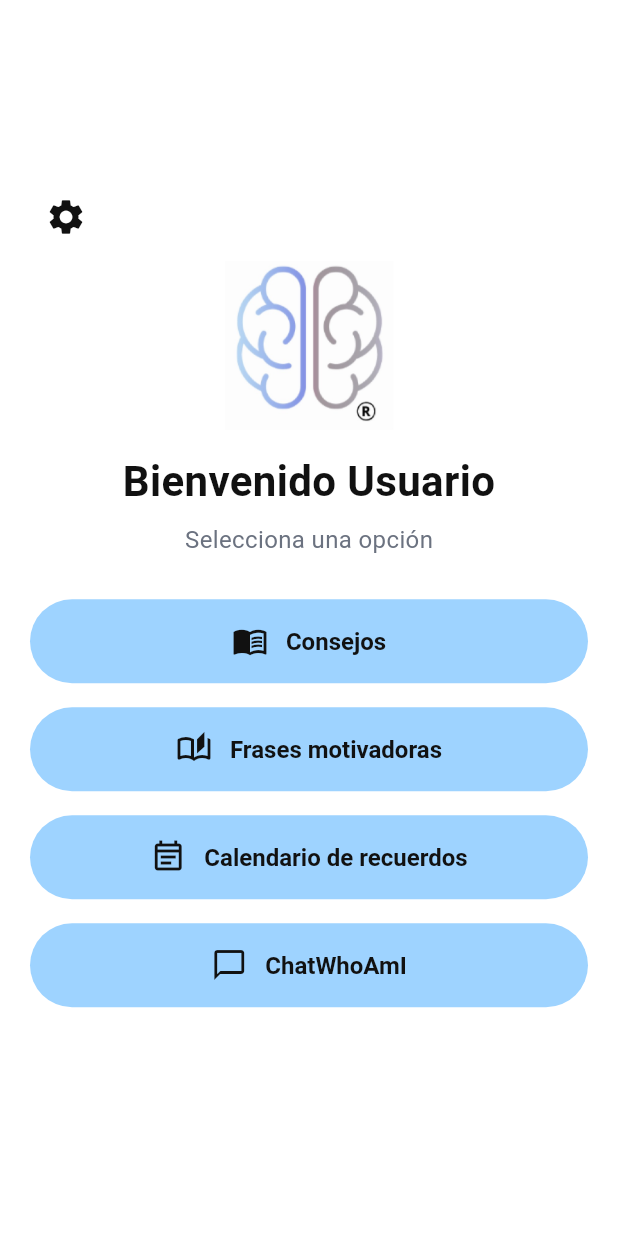
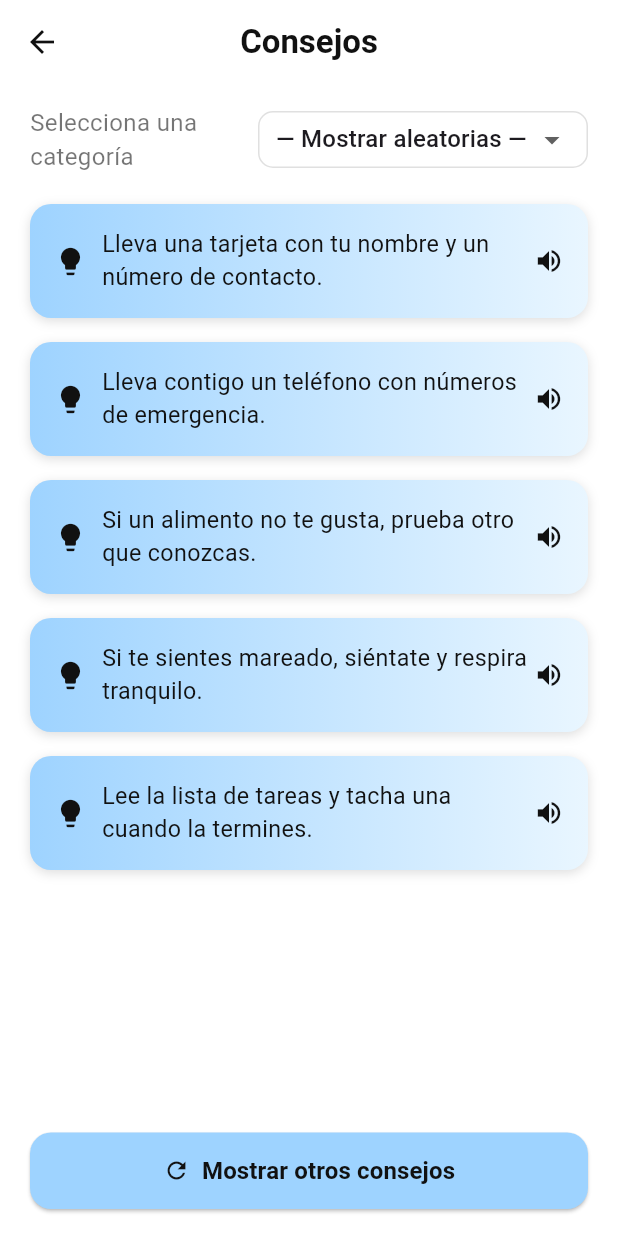
Before and after one commit to Karel122805/WhoAmI_APP, a Flutter app: the HomeConsultantPage screen opened by its route, after a tap on "Consejos", on a phone screen of 412 x 824 dp. Run offline on Flutter 3.47's test engine with Material 3 defaults, Android fonts, the phone set to English and light mode, and no system bars; our stand-ins replace cloud_firestore, firebase_auth, firebase_core, flutter_secure_storage, flutter_tts, local_auth and 2 more; accounts and stored records are empty.

Commit message:
Subiendo HU-09 Y HU-10

```diff
--- a/lib/src/ui/screens/home_consultant.dart
+++ b/lib/src/ui/screens/home_consultant.dart
@@ -2,6 +2,9 @@ import 'package:flutter/material.dart';
 import '../brand_logo.dart';
 import '../theme.dart';
 import 'settings_page.dart';
+
+// 👇 Importa la vista de Consejos
+import 'tips_page.dart';
 
 class HomeConsultantPage extends StatelessWidget {
   const HomeConsultantPage({super.key, this.displayName});
@@ -16,7 +19,8 @@ class HomeConsultantPage extends StatelessWidget {
         : 'Usuario';
 
     return MediaQuery(
-      data: MediaQuery.of(context).copyWith(textScaler: const TextScaler.linear(1)),
+      data: MediaQuery.of(context)
+          .copyWith(textScaler: const TextScaler.linear(1)),
       child: Scaffold(
         body: SafeArea(
           child: Center(
@@ -35,7 +39,8 @@ class HomeConsultantPage extends StatelessWidget {
                             // 👇 Navegar a Ajustes
                             Navigator.push(
                               context,
-                              MaterialPageRoute(builder: (_) => const SettingsPage()),
+                              MaterialPageRoute(
+                                  builder: (_) => const SettingsPage()),
                             );
                           },
                           icon: const Icon(Icons.settings, color: kInk, size: 28),
@@ -59,29 +64,44 @@ class HomeConsultantPage extends StatelessWidget {
                       ),
                       const SizedBox(height: 20),
 
+                      // >>> BOTONES
                       _PillButton(
                         color: kBlue,
                         icon: Icons.menu_book_outlined,
                         text: 'Consejos',
-                        onTap: () {},
+                        onTap: () {
+                          // 👇 Navega a la vista de Consejos
+                          Navigator.push(
+                            context,
+                            MaterialPageRoute(
+                              builder: (_) => const TipsPage(),
+                            ),
+                          );
+                        },
                       ),
                       _PillButton(
                         color: kBlue,
                         icon: Icons.auto_stories_outlined,
                         text: 'Frases motivadoras',
-                        onTap: () {},
+                        onTap: () {
+                          // TODO: Conectar a la vista de Frases motivadoras
+                        },
                       ),
                       _PillButton(
                         color: kBlue,
                         icon: Icons.event_note_outlined,
                         text: 'Calendario de recuerdos',
-                        onTap: () {},
+                        onTap: () {
+                          // TODO: Conectar a la vista de Calendario
+                        },
                       ),
                       _PillButton(
                         color: kBlue,
                         icon: Icons.chat_bubble_outline,
                         text: 'ChatWhoAmI',
-                        onTap: () {},
+                        onTap: () {
+                          // TODO: Conectar a la vista de Chat
+                        },
                       ),
 
                       const SizedBox(height: 24),
--- /dev/null
+++ b/lib/src/ui/screens/tips_page.dart
@@ -0,0 +1,287 @@
+import 'dart:math';
+import 'package:flutter/material.dart';
+import 'package:flutter_tts/flutter_tts.dart';
+
+class TipsPage extends StatefulWidget {
+  const TipsPage({super.key});
+  static const route = '/tips';
+
+  @override
+  State<TipsPage> createState() => _TipsPageState();
+}
+
+class _TipsPageState extends State<TipsPage> {
+  // Colores base
+  static const Color blue = Color(0xFF9ED3FF);
+  static const Color text = Color(0xFF111111);
+
+  final _tts = FlutterTts();
+  final _rnd = Random();
+
+  // --- CONSEJOS ---
+  final Map<String, List<String>> _tipsByCategory = {
+    "Salud física": [
+      "Da un paseo corto en un lugar seguro durante 10 minutos.",
+      "Antes de levantarte, mueve tobillos y hombros lentamente.",
+      "Toma agua a sorbos cada hora aunque no tengas sed.",
+      "Si te sientes mareado, siéntate y respira tranquilo.",
+      "Si te duele algo, cuéntale a tu cuidador o familiar.",
+      "Haz tres estiramientos suaves después de despertar.",
+      "Evita cargar cosas pesadas; pide ayuda si lo necesitas.",
+      "Si te sientes cansado, descansa cinco minutos en silencio.",
+    ],
+    "Salud mental": [
+      "Escucha una canción que te guste para relajarte.",
+      "Si te sientes nervioso, cuenta del 1 al 10 despacio.",
+      "Mira por la ventana y describe lo que ves en voz alta.",
+      "Piensa en un recuerdo bonito y dilo con tus palabras.",
+      "Si te enojas, respira lento tres veces antes de hablar.",
+      "Di una frase positiva: “Hoy haré lo mejor que pueda”.",
+      "Apaga ruidos fuertes si te molestan o te confunden.",
+      "Pide un abrazo o compañía cuando te sientas solo.",
+    ],
+    "Memoria y orientación": [
+      "Lleva una tarjeta con tu nombre y un número de contacto.",
+      "Mira el calendario y señala la fecha de hoy con el dedo.",
+      "Di en voz alta tu nombre y dónde estás ahora.",
+      "Coloca tus llaves siempre en el mismo lugar.",
+      "Mira fotos con nombres; repite los nombres en voz alta.",
+      "Lee la lista de tareas y tacha una cuando la termines.",
+      "Si no recuerdas algo, pregunta sin pena.",
+      "Usa un reloj visible y mira la hora cada mañana.",
+    ],
+    "Rutina y sueño": [
+      "Vístete a la misma hora todos los días.",
+      "Prepara la ropa de mañana antes de dormir.",
+      "Evita café o refrescos en la tarde para dormir mejor.",
+      "Atenúa las luces 30 minutos antes de acostarte.",
+      "Duerme y despierta con horarios parecidos cada día.",
+      "Apaga pantallas una hora antes de dormir.",
+      "Si despiertas en la noche, toma agua y vuelve a la cama.",
+      "Haz una lista corta de mañana para empezar con calma.",
+    ],
+    "Social y familia": [
+      "Llama a un familiar y cuenta cómo te fue hoy.",
+      "Pide que te expliquen con palabras simples y despacio.",
+      "Juega un memorama o arma un rompecabezas grande con alguien.",
+      "Mira fotos familiares y di quién aparece en cada una.",
+      "Saluda a tus vecinos y di tu nombre con una sonrisa.",
+      "Si te cansas en una visita, pide un descanso corto.",
+      "Agradece la ayuda que recibes con un ‘gracias’.",
+      "Pide compañía para salir a caminar si te sientes inseguro.",
+    ],
+    "Entorno y seguridad": [
+      "Mantén pasillos y pisos libres de objetos.",
+      "Enciende una luz pequeña por la noche para ir al baño.",
+      "Usa calzado cerrado para evitar resbalones.",
+      "Guarda objetos filosos o peligrosos fuera de tu alcance.",
+      "Coloca etiquetas en puertas: ‘Baño’, ‘Cocina’, ‘Recámara’.",
+      "No subas a bancos ni sillas; pide ayuda para alcanzar algo.",
+      "Verifica que la estufa esté apagada después de usarla.",
+      "Lleva contigo un teléfono con números de emergencia.",
+    ],
+    "Alimentación e hidratación": [
+      "Elige platos sencillos y come porciones pequeñas.",
+      "Si un alimento no te gusta, prueba otro que conozcas.",
+      "Si te distraes, apaga la televisión durante la comida.",
+      "Mastica despacio y baja los cubiertos entre bocados.",
+      "Usa un vaso favorito para recordar tomar agua.",
+      "Agrega fruta a tu desayuno para tener energía.",
+      "Si te falta apetito, come varias veces en pequeñas porciones.",
+      "Avísale a tu cuidador si te cuesta tragar algún alimento.",
+    ],
+  };
+
+  // Categorías dinámicas
+  late final List<String> _categories;
+  String _selected = "Aleatorias";
+  List<String> _visible = [];
+
+  @override
+  void initState() {
+    super.initState();
+    _categories = ["Aleatorias", ..._tipsByCategory.keys];
+    _configureTts();
+    _pickVisibleTips();
+  }
+
+  Future<void> _configureTts() async {
+    await _tts.setLanguage("es-MX");
+    await _tts.setPitch(1.0);
+    await _tts.setSpeechRate(0.5);
+  }
+
+  List<String> _poolFor(String category) {
+    if (category == "Aleatorias") {
+      return _tipsByCategory.values.expand((x) => x).toList();
+    }
+    return _tipsByCategory[category] ?? const [];
+  }
+
+  void _pickVisibleTips() {
+    final pool = _poolFor(_selected);
+    final copy = List<String>.from(pool)..shuffle(_rnd);
+    setState(() {
+      _visible = copy.take(5).toList();
+    });
+  }
+
+  Future<void> _speak(String text) async {
+    await _tts.stop();
+    await _tts.speak(text);
+  }
+
+  @override
+  void dispose() {
+    _tts.stop();
+    super.dispose();
+  }
+
+  @override
+  Widget build(BuildContext context) {
+    return Scaffold(
+      backgroundColor: Colors.white,
+      appBar: AppBar(title: const Text("Consejos"), centerTitle: true, elevation: 0),
+      body: Padding(
+        padding: const EdgeInsets.symmetric(horizontal: 20, vertical: 8),
+        child: Column(
+          crossAxisAlignment: CrossAxisAlignment.start,
+          children: [
+            const SizedBox(height: 6),
+            Row(
+              children: [
+                const Expanded(
+                  child: Text("Selecciona una categoría",
+                      style: TextStyle(color: Colors.black54)),
+                ),
+                SizedBox(
+                  height: 38,
+                  width: 220,
+                  child: DropdownButtonHideUnderline(
+                    child: DecoratedBox(
+                      decoration: BoxDecoration(
+                        borderRadius: BorderRadius.circular(10),
+                        border: Border.all(color: Colors.black12),
+                      ),
+                      child: Padding(
+                        padding: const EdgeInsets.symmetric(horizontal: 12),
+                        child: DropdownButton<String>(
+                          isExpanded: true,
+                          value: _selected,
+                          items: _categories
+                              .map((c) => DropdownMenuItem(
+                                    value: c,
+                                    child: Text(
+                                      c == "Aleatorias"
+                                          ? "— Mostrar aleatorias —"
+                                          : c,
+                                      overflow: TextOverflow.ellipsis,
+                                    ),
+                                  ))
+                              .toList(),
+                          onChanged: (val) {
+                            if (val == null) return;
+                            setState(() => _selected = val);
+                            _pickVisibleTips();
+                          },
+                        ),
+                      ),
+                    ),
+                  ),
+                ),
+              ],
+            ),
+            const SizedBox(height: 12),
+
+            Expanded(
+              child: ListView.builder(
+                itemCount: _visible.length,
+                itemBuilder: (_, i) {
+                  final tip = _visible[i];
+                  return _TipCard(
+                    text: tip,
+                    onTap: () => _speak(tip),
+                  );
+                },
+              ),
+            ),
+
+            SizedBox(
+              width: double.infinity,
+              child: ElevatedButton.icon(
+                onPressed: () {
+                  setState(() {
+                    _selected = "Aleatorias";
+                  });
+                  _pickVisibleTips();
+                },
+                icon: const Icon(Icons.refresh),
+                label: Text(
+                  _selected == "Aleatorias"
+                      ? "Mostrar otros consejos"
+                      : "Ver consejos aleatorios",
+                ),
+                style: ElevatedButton.styleFrom(
+                  backgroundColor: blue,
+                  foregroundColor: text,
+                  shape: RoundedRectangleBorder(
+                    borderRadius: BorderRadius.circular(14),
+                  ),
+                  padding: const EdgeInsets.symmetric(vertical: 14),
+                ),
+              ),
+            ),
+            const SizedBox(height: 10),
+          ],
+        ),
+      ),
+    );
+  }
+}
+
+class _TipCard extends StatelessWidget {
+  final String text;
+  final VoidCallback onTap;
+  const _TipCard({required this.text, required this.onTap});
+
+  @override
+  Widget build(BuildContext context) {
+    return InkWell(
+      onTap: onTap,
+      borderRadius: BorderRadius.circular(14),
+      child: Container(
+        margin: const EdgeInsets.symmetric(vertical: 8),
+        padding: const EdgeInsets.all(16),
+        decoration: BoxDecoration(
+          borderRadius: BorderRadius.circular(14),
+          gradient: const LinearGradient(
+            begin: Alignment.centerLeft,
+            end: Alignment.centerRight,
+            colors: [Color(0xFF9ED3FF), Color(0xFFE9F6FF)],
+          ),
+          boxShadow: const [
+            BoxShadow(
+              blurRadius: 6,
+              offset: Offset(0, 2),
+              color: Color(0x22000000),
+            ),
+          ],
+        ),
+        child: Row(
+          children: [
+            const Icon(Icons.lightbulb, size: 22),
+            const SizedBox(width: 10),
+            Expanded(
+              child: Text(
+                text,
+                style: const TextStyle(fontSize: 15.5),
+              ),
+            ),
+            const SizedBox(width: 4),
+            const Icon(Icons.volume_up, size: 20),
+          ],
+        ),
+      ),
+    );
+  }
+}
```
Also changed, not shown: lib/src/ui/screens/home_caregiver.dart (+26 -8 lines), lib/src/ui/screens/quick_guides_page.dart (added, +278 -0 lines), pubspec.yaml (+7 -4 lines), pubspec.lock, 3 other files.
